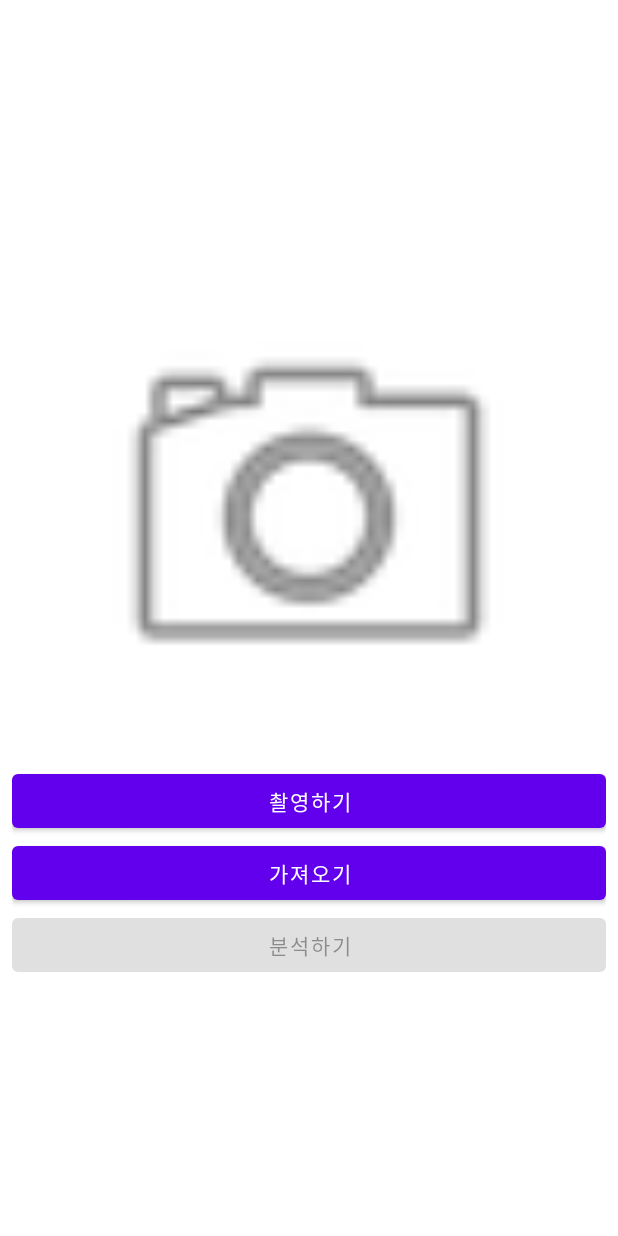
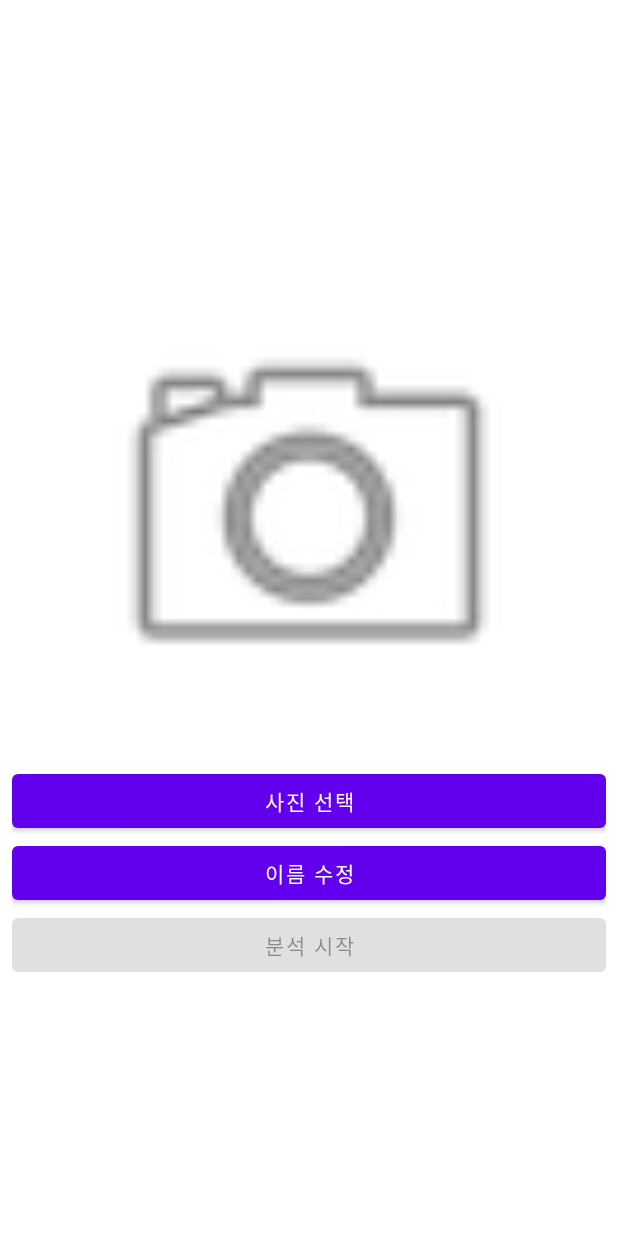
Before and after one commit to KU-ESFP/Develop, an Android app: the MainActivity screen opened directly, with no data from a screen before it, on a phone screen of 412 x 824 dp. Run offline under Robolectric (Android 15) with nearby library versions, the phone set to English and light mode, and no system bars; pictures from the network do not load.

Commit message:
ui 수정

```diff
--- a/FeelRing/app/src/main/res/layout/activity_main.xml
+++ b/FeelRing/app/src/main/res/layout/activity_main.xml
@@ -27,42 +27,25 @@
                     android:src="@android:drawable/ic_menu_camera" />
 
                 <Button
-                    android:id="@+id/bt_camera"
+                    android:id="@+id/bt_pic"
                     android:layout_width="match_parent"
                     android:layout_height="wrap_content"
-                    android:text="촬영하기" />
+                    android:text="사진 선택" />
 
                 <Button
-                    android:id="@+id/bt_gallery"
+                    android:id="@+id/bt_edit_name"
                     android:layout_width="match_parent"
                     android:layout_height="wrap_content"
-                    android:text="가져오기" />
+                    android:text="이름 수정" />
 
                 <Button
                     android:id="@+id/bt_ok"
                     android:layout_width="match_parent"
                     android:layout_height="wrap_content"
-                    android:text="분석하기"
+                    android:text="분석 시작"
                     android:enabled="false"/>
+
             </LinearLayout>
-        </FrameLayout>
-
-        <FrameLayout
-            android:id="@+id/fl_progress"
-            android:layout_width="match_parent"
-            android:layout_height="match_parent"
-            android:visibility="gone">
-
-            <View
-                android:layout_width="match_parent"
-                android:layout_height="match_parent"
-                android:background="#55000000" />
-
-            <ProgressBar
-                android:layout_width="75dp"
-                android:layout_height="75dp"
-                android:layout_gravity="center" />
-
         </FrameLayout>
 
     </FrameLayout>
--- a/FeelRing/app/src/main/res/layout/activity_survey.xml
+++ b/FeelRing/app/src/main/res/layout/activity_survey.xml
@@ -19,8 +19,8 @@
             android:gravity="center"
             android:padding="6dp"
             android:layout_margin="10dp"
-            android:hint="이름 혹은 닉네임을 입력해주세요"
-            android:maxLength="10"
+            android:hint="@string/set_name"
+            android:maxLength="5"
             android:maxLines="1"
             android:inputType="text"
             />
```
